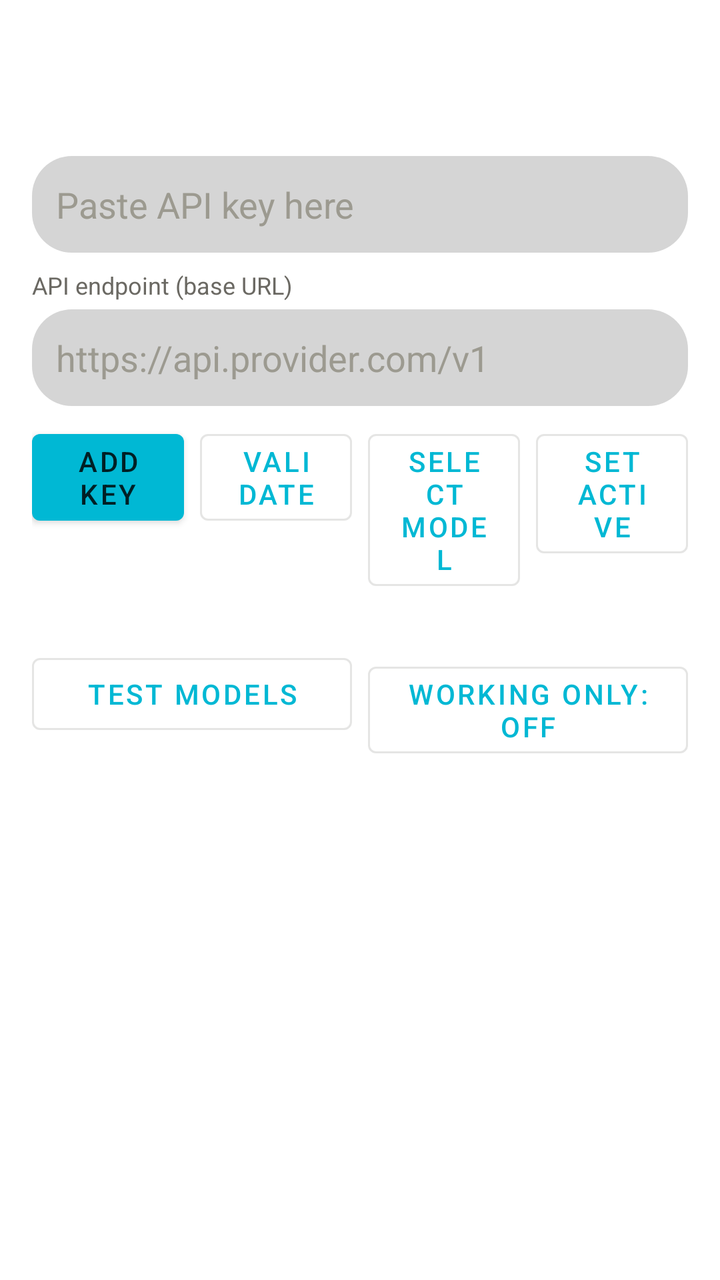
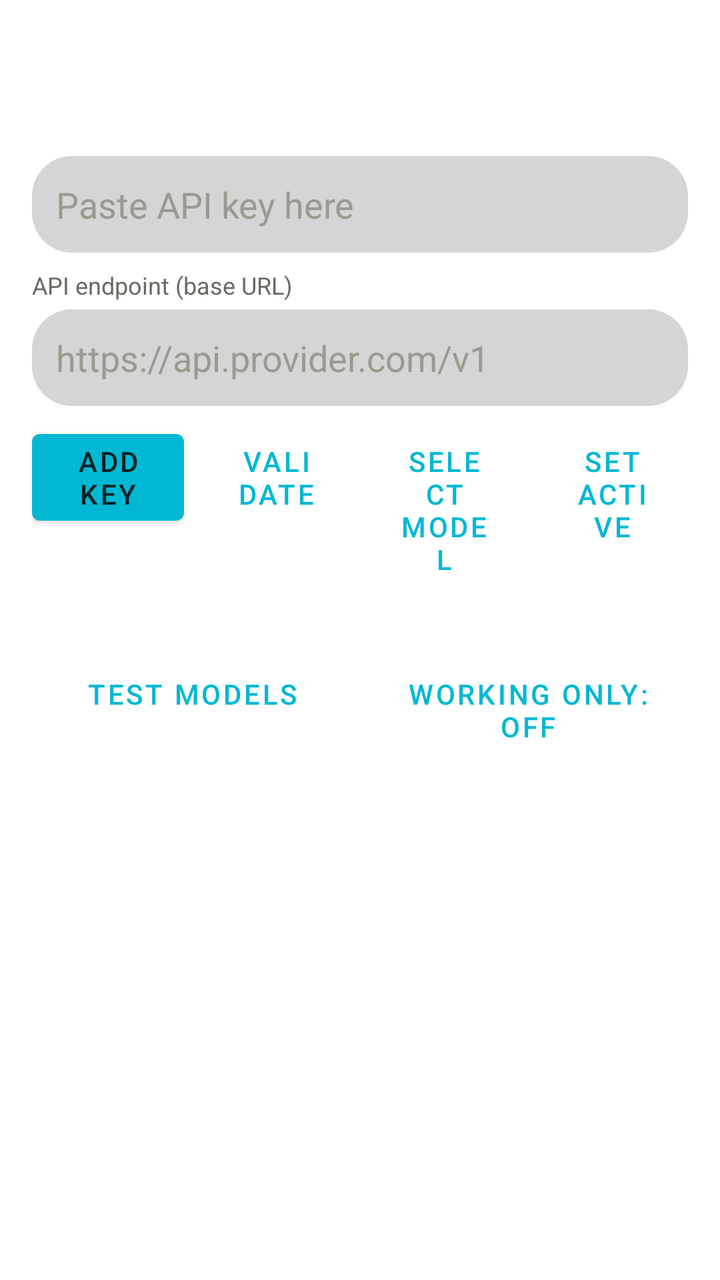

Screens rendered from an Android XML layout before and after an edit, with the pre-edit source and the edit as a unified diff.
<!-- AndroidManifest.xml: application theme Theme.Oreshik -->
<!-- res/layout/provider_section.xml -->
<?xml version="1.0" encoding="utf-8"?>

<LinearLayout xmlns:android="http://schemas.android.com/apk/res/android"
    xmlns:app="http://schemas.android.com/apk/res-auto"
    xmlns:tools="http://schemas.android.com/tools"
    android:layout_width="match_parent"
    android:layout_height="wrap_content"
    android:orientation="vertical"
    android:padding="16dp"
    android:layout_marginBottom="12dp"
    android:background="@color/bg_card"
    tools:ignore="Overdraw"
>

    <TextView
        android:id="@+id/providerHeader"
        android:layout_width="match_parent"
        android:layout_height="wrap_content"
        android:textSize="18sp"
        android:textStyle="bold"
        android:textColor="@color/text_primary"
        android:layout_marginBottom="12dp" />

    <TextView
        android:id="@+id/keysStatus"
        android:layout_width="match_parent"
        android:layout_height="wrap_content"
        android:textSize="13sp"
        android:textColor="@color/text_secondary"
        android:layout_marginBottom="8dp" />

    <LinearLayout
        android:id="@+id/chatGptAuthPanel"
        android:layout_width="match_parent"
        android:layout_height="wrap_content"
        android:orientation="vertical"
        android:visibility="gone"
        android:layout_marginBottom="12dp">

        <TextView
            android:id="@+id/tvChatGptAccountStatus"
            android:layout_width="match_parent"
            android:layout_height="wrap_content"
            android:textSize="13sp"
            android:textColor="@color/text_secondary"
            android:layout_marginBottom="8dp" />

        <LinearLayout
            android:layout_width="match_parent"
            android:layout_height="wrap_content"
            android:orientation="horizontal">

            <com.google.android.material.button.MaterialButton
                android:id="@+id/btnChatGptConnect"
                android:layout_width="0dp"
                android:layout_height="wrap_content"
                android:layout_weight="1"
                android:layout_marginEnd="8dp"
                android:text="@string/chatgpt_continue" />

            <com.google.android.material.button.MaterialButton
                android:id="@+id/btnChatGptAddAccount"
                android:layout_width="0dp"
                android:layout_height="wrap_content"
                android:layout_weight="1"
                android:text="@string/chatgpt_add_account"
                style="@style/Widget.MaterialComponents.Button.OutlinedButton" />
        </LinearLayout>

        <com.google.android.material.button.MaterialButton
            android:id="@+id/btnChatGptAccounts"
            android:layout_width="match_parent"
            android:layout_height="wrap_content"
            android:layout_marginTop="4dp"
            android:text="@string/chatgpt_switch_account"
            android:visibility="gone"
            style="@style/Widget.MaterialComponents.Button.OutlinedButton" />

        <com.google.android.material.button.MaterialButton
            android:id="@+id/btnChatGptSignOut"
            android:layout_width="match_parent"
            android:layout_height="wrap_content"
            android:layout_marginTop="4dp"
            android:text="@string/chatgpt_sign_out"
            android:visibility="gone"
            style="@style/Widget.MaterialComponents.Button.OutlinedButton" />
    </LinearLayout>

    <EditText
        android:id="@+id/etNewKey"
        android:layout_width="match_parent"
        android:layout_height="wrap_content"
        android:background="@drawable/bg_pill"
        android:hint="@string/paste_api_key_here"
        android:autofillHints="password"
        android:inputType="textPassword"
        android:padding="12dp"
        android:textColor="@color/text_primary"
        android:textColorHint="@color/text_tertiary"
        android:layout_marginBottom="8dp" />

    <TextView
        android:id="@+id/tvProviderEndpointLabel"
        android:layout_width="match_parent"
        android:layout_height="wrap_content"
        android:text="@string/api_endpoint_base_url"
        android:textSize="12sp"
        android:textColor="@color/text_secondary"
        android:layout_marginBottom="4dp" />

    <EditText
        android:id="@+id/etBaseUrl"
        android:layout_width="match_parent"
        android:layout_height="wrap_content"
        android:background="@drawable/bg_pill"
        android:hint="@string/api_url_example"
        android:autofillHints="url"
        android:inputType="textUri"
        android:padding="12dp"
        android:textColor="@color/text_primary"
        android:textColorHint="@color/text_tertiary"
        android:layout_marginBottom="8dp" />

    <LinearLayout
        android:id="@+id/providerActionsRow"
        android:layout_width="match_parent"
        android:layout_height="wrap_content"
        android:orientation="horizontal"
        android:layout_marginBottom="12dp">

        <com.google.android.material.button.MaterialButton
            android:id="@+id/btnAddKey"
            android:layout_width="0dp"
            android:layout_height="wrap_content"
            android:layout_weight="1"
            android:layout_marginEnd="8dp"
            android:text="@string/add_key" />

        <com.google.android.material.button.MaterialButton
            android:id="@+id/btnValidateProvider"
            android:layout_width="0dp"
            android:layout_height="wrap_content"
            android:layout_weight="1"
            android:layout_marginEnd="8dp"
            android:text="@string/validate"
            style="@style/Widget.MaterialComponents.Button.OutlinedButton" />

        <com.google.android.material.button.MaterialButton
            android:id="@+id/btnSelectModel"
            android:layout_width="0dp"
            android:layout_height="wrap_content"
            android:layout_weight="1"
            android:layout_marginEnd="8dp"
            android:text="@string/select_model"
            style="@style/Widget.MaterialComponents.Button.OutlinedButton" />

        <com.google.android.material.button.MaterialButton
            android:id="@+id/btnSetActive"
            android:layout_width="0dp"
            android:layout_height="wrap_content"
            android:layout_weight="1"
            android:text="@string/set_active"
            style="@style/Widget.MaterialComponents.Button.OutlinedButton" />
    </LinearLayout>

    <LinearLayout
        android:id="@+id/keyContainer"
        android:layout_width="match_parent"
        android:layout_height="wrap_content"
        android:orientation="vertical"
        android:layout_marginBottom="12dp" />

    <LinearLayout
        android:id="@+id/providerModelTestRow"
        android:layout_width="match_parent"
        android:layout_height="wrap_content"
        android:orientation="horizontal"
        android:layout_marginBottom="12dp">

        <com.google.android.material.button.MaterialButton
            android:id="@+id/btnTestModels"
            android:layout_width="0dp"
            android:layout_height="wrap_content"
            android:layout_weight="1"
            android:layout_marginEnd="8dp"
            android:text="@string/test_models"
            style="@style/Widget.MaterialComponents.Button.OutlinedButton" />

        <com.google.android.material.button.MaterialButton
            android:id="@+id/btnShowWorkingOnly"
            android:layout_width="0dp"
            android:layout_height="wrap_content"
            android:layout_weight="1"
            android:text="@string/working_only_off"
            style="@style/Widget.MaterialComponents.Button.OutlinedButton" />
    </LinearLayout>

    <LinearLayout
        android:layout_width="match_parent"
        android:layout_height="wrap_content"
        android:orientation="horizontal"
        android:gravity="center_vertical">

        <TextView
            android:id="@+id/modelsStatus"
            android:layout_width="0dp"
            android:layout_height="wrap_content"
            android:layout_weight="1"
            android:textSize="13sp"
            android:textColor="@color/text_secondary" />

        <TextView
            android:id="@+id/modelCount"
            android:layout_width="wrap_content"
            android:layout_height="wrap_content"
            android:textSize="13sp"
            android:textColor="@color/text_primary"
            android:textStyle="bold" />
    </LinearLayout>

    <com.google.android.material.button.MaterialButton
        android:id="@+id/btnRemoveCompatibleProvider"
        android:layout_width="match_parent"
        android:layout_height="wrap_content"
        android:layout_marginTop="8dp"
        android:text="Remove this compatible provider"
        android:visibility="gone"
        style="@style/Widget.MaterialComponents.Button.OutlinedButton" />
</LinearLayout>
<!-- resources referenced by this layout -->
<resources>
  <color name="bg_card">#FFFFFF</color>
  <color name="text_primary">#2B2A27</color>
  <color name="text_secondary">#6B6963</color>
  <color name="text_tertiary">#9C9A90</color>
  <!-- drawable bg_pill (drawable) -->
  <?xml version="1.0" encoding="utf-8"?>
  <shape xmlns:android="http://schemas.android.com/apk/res/android" android:shape="rectangle">
      <solid android:color="@color/bg_pill" />
      <corners android:radius="20dp" />
  </shape>
  <string name="add_key">Add key</string>
  <string name="api_endpoint_base_url">API endpoint (base URL)</string>
  <string name="api_url_example">https://api.provider.com/v1</string>
  <string name="chatgpt_add_account">Add account</string>
  <string name="chatgpt_continue">Continue with ChatGPT</string>
  <string name="chatgpt_sign_out">Sign out of this account</string>
  <string name="chatgpt_switch_account">Choose ChatGPT account</string>
  <string name="paste_api_key_here">Paste API key here</string>
  <string name="select_model">Select Model</string>
  <string name="set_active">Set Active</string>
  <string name="test_models">Test Models</string>
  <string name="validate">Validate</string>
  <string name="working_only_off">Working only: OFF</string>
  <color name="bg_pill">#D5D5D5</color>
  <color name="colorPrimary">@color/brand_500</color>
  <color name="colorPrimaryVariant">@color/brand_600</color>
  <color name="colorOnPrimary">#002025</color>
  <color name="colorAccent">@color/brand_500</color>
  <color name="colorSurface">@color/bg_card</color>
  <color name="colorOnSurface">@color/text_primary</color>
  <style name="ThemeOverlay.Oreshik.BottomSheetDialog" parent="ThemeOverlay.MaterialComponents.BottomSheetDialog">
          <item name="android:windowBackground">@android:color/transparent</item>
          <item name="android:colorBackgroundFloating">@android:color/transparent</item>
          <item name="bottomSheetStyle">@style/Widget.Oreshik.BottomSheet.Modal</item>
      </style>
  <style name="Widget.Oreshik.CardView" parent="Widget.MaterialComponents.CardView">
          <item name="cardElevation">0dp</item>
          <item name="cardMaxElevation">0dp</item>
          <item name="strokeWidth">0dp</item>
      </style>
  <style name="Widget.Oreshik.Button.Outlined" parent="Widget.MaterialComponents.Button.OutlinedButton">
          <item name="strokeWidth">0dp</item>
      </style>
  <color name="colorBackground">@color/bg_root</color>
  <color name="colorOnBackground">@color/text_primary</color>
  <color name="bg_root">#FFFFFF</color>
  <style name="AppWindowAnimation">
          <item name="android:activityOpenEnterAnimation">@anim/activity_open_enter</item>
          <item name="android:activityOpenExitAnimation">@anim/activity_open_exit</item>
          <item name="android:activityCloseEnterAnimation">@anim/activity_close_enter</item>
          <item name="android:activityCloseExitAnimation">@anim/activity_close_exit</item>
      </style>
  <color name="brand_500">#00B8D4</color>
  <color name="brand_600">#00838F</color>
  <style name="Widget.Oreshik.BottomSheet.Modal" parent="Widget.MaterialComponents.BottomSheet.Modal">
          <item name="android:background">@android:color/transparent</item>
          <item name="backgroundTint">@android:color/transparent</item>
      </style>
  <!-- unchanged entries left out for length: 1 -->
</resources>

<!-- the commit's change to res/layout/provider_section.xml (unified diff, before → after) -->
@@ -64,7 +64,7 @@
                 android:layout_height="wrap_content"
                 android:layout_weight="1"
                 android:text="@string/chatgpt_add_account"
-                style="@style/Widget.MaterialComponents.Button.OutlinedButton" />
+                style="@style/Widget.Oreshik.Button.Outlined" />
         </LinearLayout>
 
         <com.google.android.material.button.MaterialButton
@@ -74,7 +74,7 @@
             android:layout_marginTop="4dp"
             android:text="@string/chatgpt_switch_account"
             android:visibility="gone"
-            style="@style/Widget.MaterialComponents.Button.OutlinedButton" />
+            style="@style/Widget.Oreshik.Button.Outlined" />
 
         <com.google.android.material.button.MaterialButton
             android:id="@+id/btnChatGptSignOut"
@@ -83,7 +83,7 @@
             android:layout_marginTop="4dp"
             android:text="@string/chatgpt_sign_out"
             android:visibility="gone"
-            style="@style/Widget.MaterialComponents.Button.OutlinedButton" />
+            style="@style/Widget.Oreshik.Button.Outlined" />
     </LinearLayout>
 
     <EditText
@@ -143,7 +143,7 @@
             android:layout_weight="1"
             android:layout_marginEnd="8dp"
             android:text="@string/validate"
-            style="@style/Widget.MaterialComponents.Button.OutlinedButton" />
+            style="@style/Widget.Oreshik.Button.Outlined" />
 
         <com.google.android.material.button.MaterialButton
             android:id="@+id/btnSelectModel"
@@ -152,7 +152,7 @@
             android:layout_weight="1"
             android:layout_marginEnd="8dp"
             android:text="@string/select_model"
-            style="@style/Widget.MaterialComponents.Button.OutlinedButton" />
+            style="@style/Widget.Oreshik.Button.Outlined" />
 
         <com.google.android.material.button.MaterialButton
             android:id="@+id/btnSetActive"
@@ -160,7 +160,7 @@
             android:layout_height="wrap_content"
             android:layout_weight="1"
             android:text="@string/set_active"
-            style="@style/Widget.MaterialComponents.Button.OutlinedButton" />
+            style="@style/Widget.Oreshik.Button.Outlined" />
     </LinearLayout>
 
     <LinearLayout
@@ -184,7 +184,7 @@
             android:layout_weight="1"
             android:layout_marginEnd="8dp"
             android:text="@string/test_models"
-            style="@style/Widget.MaterialComponents.Button.OutlinedButton" />
+            style="@style/Widget.Oreshik.Button.Outlined" />
 
         <com.google.android.material.button.MaterialButton
             android:id="@+id/btnShowWorkingOnly"
@@ -192,7 +192,7 @@
             android:layout_height="wrap_content"
             android:layout_weight="1"
             android:text="@string/working_only_off"
-            style="@style/Widget.MaterialComponents.Button.OutlinedButton" />
+            style="@style/Widget.Oreshik.Button.Outlined" />
     </LinearLayout>
 
     <LinearLayout
@@ -225,5 +225,5 @@
         android:layout_marginTop="8dp"
         android:text="Remove this compatible provider"
         android:visibility="gone"
-        style="@style/Widget.MaterialComponents.Button.OutlinedButton" />
+        style="@style/Widget.Oreshik.Button.Outlined" />
 </LinearLayout>
